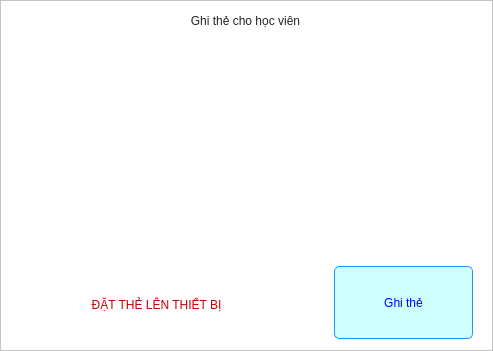
Qt form SettingScreen/Ui/CacBuocThemDuLieu/GhiThe.ui (Lam-dev/TheoryFaceRecognition) before a commit.
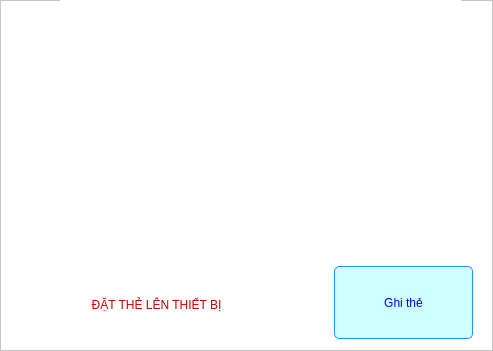
The same form after that commit. Icons and pictures are not drawn.

Patch:
```diff
--- a/SettingScreen/Ui/CacBuocThemDuLieu/GhiThe.ui
+++ b/SettingScreen/Ui/CacBuocThemDuLieu/GhiThe.ui
@@ -26,18 +26,18 @@
   <widget class="QLabel" name="label_themKhuonMatThiSinh">
    <property name="geometry">
     <rect>
-     <x>84</x>
-     <y>4</y>
-     <width>323</width>
-     <height>33</height>
+     <x>60</x>
+     <y>0</y>
+     <width>401</width>
+     <height>41</height>
     </rect>
    </property>
    <property name="styleSheet">
-    <string notr="true">color: rgb(35, 35, 35);
+    <string notr="true">color: rgb(0, 85, 127);
 font: 75 bold 16pt &quot;Ubuntu&quot;;</string>
    </property>
    <property name="text">
-    <string>Ghi thẻ cho học viên</string>
+    <string/>
    </property>
    <property name="alignment">
     <set>Qt::AlignCenter</set>
```
Left out of the diff: 2 changed lines with no effect on the pictures.
